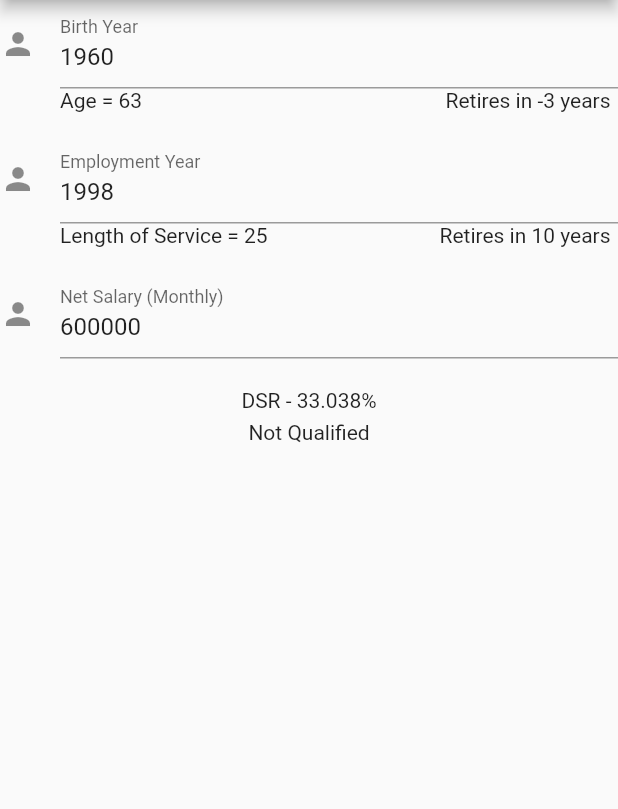
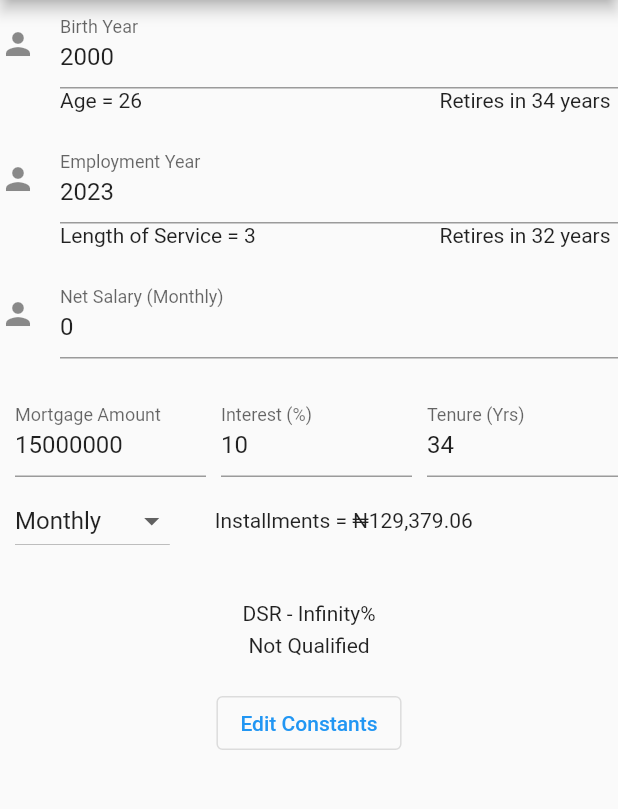
Before and after one commit to AliAkolade/DSR-Calculator, a Flutter app: the screen it shows after launch, on a phone screen of 412 x 824 dp, the part 84-893 px from its top. Run offline on Flutter 3.47's test engine with Material 2 defaults, Android fonts, the phone set to English and light mode, and no system bars; our stand-ins replace flutter_multi_formatter.

Commit message:
add constants

```diff
--- a/lib/main.dart
+++ b/lib/main.dart
@@ -1,6 +1,9 @@
 import 'dart:math';
 
 import 'package:flutter/material.dart';
+import 'package:flutter/services.dart';
+import 'package:flutter_multi_formatter/flutter_multi_formatter.dart';
+import 'package:intl/intl.dart';
 
 void main() {
   runApp(const MyApp());
@@ -11,8 +14,7 @@ class MyApp extends StatelessWidget {
 
   @override
   Widget build(BuildContext context) {
-    return const MaterialApp(
-        title: 'DSR Calculator',
+    return const MaterialApp(title: 'DSR Calculator',
         debugShowCheckedModeBanner: false,
         home: MyHomePage(title: 'DSR Calculator'));
   }
@@ -29,11 +31,8 @@ class MyHomePage extends StatefulWidget {
 class _MyHomePageState extends State<MyHomePage> {
   @override
   Widget build(BuildContext context) {
-    return Scaffold(
-        appBar: AppBar(title: Text(widget.title)),
-        body: Column(
-            mainAxisAlignment: MainAxisAlignment.start,
-            children: const <Widget>[DSRForm()]));
+    return Scaffold(appBar: AppBar(title: Text(widget.title)),
+        body: const SingleChildScrollView(child: DSRForm()));
   }
 }
 
@@ -48,15 +47,25 @@ class DSRForm extends StatefulWidget {
 
 class DSRFormState extends State<DSRForm> {
   final _formKey = GlobalKey<FormState>();
-  TextEditingController yearOfBirth = TextEditingController(text: "1960");
-  TextEditingController yearOfEmployment = TextEditingController(text: "1998");
-  TextEditingController netSalary = TextEditingController(text: "600000");
+  TextEditingController yearOfBirth = TextEditingController(text: "2000");
+  TextEditingController yearOfEmployment = TextEditingController(text: "2023");
+  TextEditingController netSalary = TextEditingController(text: "0");
+  TextEditingController mortgageAmount = TextEditingController(
+      text: "15000000");
+  TextEditingController mortgageInterest = TextEditingController(text: "10");
+  TextEditingController mortgageTenure = TextEditingController(text: "1");
+  TextEditingController maxAge = TextEditingController(text: "60");
+  TextEditingController maxService = TextEditingController(text: "35");
+  TextEditingController dsrLimit = TextEditingController(text: "30");
 
-  static const int maxAge = 60;
-  static const int maxService = 35;
-  static const int dsrLimit = 30;
-  static const int mAmount = 15000000;
-  static const int mInterest = 10;
+  static const List<String> intNames = [
+    "Monthly",
+    "Quarterly",
+    "Bi-Annually",
+    "Annually"
+  ];
+  static const List<int> intPeriods = [12, 4, 2, 1];
+
   int mPeriod = 0;
   double emi = 0.0;
   double dsr = 0.0;
@@ -64,11 +73,61 @@ class DSRFormState extends State<DSRForm> {
   int lenService = 0;
   int retireAge = 0;
   int retireService = 0;
+  int noPayments = 12;
+  String interval = "Monthly";
+  final NumberFormat usCurrency = NumberFormat('#,###.##', 'en_US');
+
+  editConstants() {
+    showDialog(context: context, builder: (BuildContext context) {
+      return SimpleDialog(title: const Text('Constants'),
+        children: <Widget>[
+          TextFormField(controller: maxAge,
+              keyboardType: TextInputType.number,
+              inputFormatters: [FilteringTextInputFormatter.digitsOnly],
+              decoration: const InputDecoration(
+                  labelText: 'Retirement Age (Yrs)'),
+              onChanged: (value) {
+                getMaxPeriod();
+              }),
+          const SizedBox(height: 10),
+          TextFormField(controller: maxService,
+              keyboardType: TextInputType.number,
+              inputFormatters: [FilteringTextInputFormatter.digitsOnly],
+              decoration: const InputDecoration(
+                  labelText: 'Retirement Length of Service (Yrs)'),
+              onChanged: (value) {
+                getMaxPeriod();
+              }),
+          const SizedBox(height: 10),
+          TextFormField(controller: dsrLimit,
+              keyboardType: TextInputType.number,
+              inputFormatters: [FilteringTextInputFormatter.digitsOnly],
+              decoration: const InputDecoration(
+                  labelText: 'Retirement Length of Service (Yrs)'),
+              onChanged: (value) {
+                calculateDSR();
+              }),
+
+          Row(children: [SimpleDialogOption(onPressed: () {
+            getMaxPeriod();
+            Navigator.pop(context);
+          }, child: const Text('Confirm'),), SimpleDialogOption(onPressed: () {
+            Navigator.pop(context);
+          }, child: const Text('Cancel'),)
+          ])
+        ],);
+    });
+  }
 
   calculateEMI() {
-    num temp = pow((1 + ((mInterest / 100) / 12)), (mPeriod * 12));
+    num temp = pow(
+        (1 + ((int.parse(mortgageInterest.text) / 100) / noPayments)),
+        (mPeriod * noPayments));
     setState(() {
-      emi = mAmount * ((((mInterest / 100) / 12) * temp) / (temp - 1));
+      emi = double.parse(
+          mortgageAmount.text.replaceAll("₦ ", "").replaceAll(",", "")) *
+          ((((int.parse(mortgageInterest.text) / 100) / noPayments) * temp) /
+              (temp - 1));
     });
     calculateDSR();
   }
@@ -76,14 +135,16 @@ class DSRFormState extends State<DSRForm> {
   getMaxPeriod() {
     setState(() {
       mPeriod = max(retireAge, retireService);
+      mortgageTenure.text = mPeriod.toString();
     });
     calculateEMI();
   }
 
   calculateDSR() {
     setState(() {
-      dsr = double.parse(
-          ((emi / double.parse(netSalary.text)) * 100).toStringAsFixed(3));
+      dsr = double.parse(((emi / (double.parse(
+          netSalary.text.replaceAll("₦ ", "").replaceAll(",", "")) *
+          (12 / noPayments))) * 100).toStringAsFixed(3));
     });
   }
 
@@ -91,32 +152,39 @@ class DSRFormState extends State<DSRForm> {
   void initState() {
     super.initState();
     setState(() {
-      age = DateTime.now().year - int.parse(yearOfBirth.text);
-      retireAge = maxAge - (DateTime.now().year - int.parse(yearOfBirth.text));
-      lenService = DateTime.now().year - int.parse(yearOfEmployment.text);
-      retireService =
-          maxService - (DateTime.now().year - int.parse(yearOfEmployment.text));
+      age = DateTime
+          .now()
+          .year - int.parse(yearOfBirth.text);
+      retireAge = int.parse(maxAge.text) - (DateTime
+          .now()
+          .year - int.parse(yearOfBirth.text));
+      lenService = DateTime
+          .now()
+          .year - int.parse(yearOfEmployment.text);
+      retireService = int.parse(maxService.text) - (DateTime
+          .now()
+          .year - int.parse(yearOfEmployment.text));
       getMaxPeriod();
     });
   }
 
   @override
   Widget build(BuildContext context) {
-    return Form(
-        key: _formKey,
-        child: Column(
-            mainAxisAlignment: MainAxisAlignment.start,
+    return Form(key: _formKey,
+        child: Column(mainAxisAlignment: MainAxisAlignment.start,
             children: <Widget>[
-              TextFormField(
-                  controller: yearOfBirth,
+              TextFormField(controller: yearOfBirth,
                   keyboardType: TextInputType.number,
                   decoration: const InputDecoration(
                       icon: Icon(Icons.person), labelText: 'Birth Year'),
                   onChanged: (value) {
                     setState(() {
-                      age = DateTime.now().year - int.parse(value);
-                      retireAge =
-                          maxAge - (DateTime.now().year - int.parse(value));
+                      age = DateTime
+                          .now()
+                          .year - int.parse(value);
+                      retireAge = int.parse(maxAge.text) - (DateTime
+                          .now()
+                          .year - int.parse(value));
                       getMaxPeriod();
                     });
                   }),
@@ -128,16 +196,18 @@ class DSRFormState extends State<DSRForm> {
                 const SizedBox(width: 5)
               ]),
               const SizedBox(height: 15),
-              TextFormField(
-                  keyboardType: TextInputType.number,
+              TextFormField(keyboardType: TextInputType.number,
                   controller: yearOfEmployment,
                   decoration: const InputDecoration(
                       icon: Icon(Icons.person), labelText: 'Employment Year'),
                   onChanged: (value) {
                     setState(() {
-                      lenService = DateTime.now().year - int.parse(value);
-                      retireService =
-                          maxService - (DateTime.now().year - int.parse(value));
+                      lenService = DateTime
+                          .now()
+                          .year - int.parse(value);
+                      retireService = int.parse(maxService.text) - (DateTime
+                          .now()
+                          .year - int.parse(value));
                       getMaxPeriod();
                     });
                   }),
@@ -149,22 +219,82 @@ class DSRFormState extends State<DSRForm> {
                 const SizedBox(width: 5)
               ]),
               const SizedBox(height: 15),
-              TextFormField(
-                  keyboardType: TextInputType.number,
+              TextFormField(keyboardType: TextInputType.number,
                   controller: netSalary,
-                  decoration: const InputDecoration(
-                      icon: Icon(Icons.person),
+                  inputFormatters: [
+                    CurrencyInputFormatter(leadingSymbol: "₦",
+                        useSymbolPadding: true,
+                        mantissaLength: 1)
+                  ],
+                  decoration: const InputDecoration(icon: Icon(Icons.person),
                       labelText: 'Net Salary (Monthly)'),
                   onChanged: (text) {
                     calculateDSR();
                   }),
               const SizedBox(height: 20),
+              Row(children: [
+                const SizedBox(width: 10),
+                Expanded(child: TextFormField(controller: mortgageAmount,
+                    keyboardType: TextInputType.number,
+                    inputFormatters: [
+                      CurrencyInputFormatter(leadingSymbol: "₦",
+                          useSymbolPadding: true,
+                          mantissaLength: 1)
+                    ],
+                    decoration: const InputDecoration(
+                        labelText: 'Mortgage Amount'),
+                    onChanged: (value) {
+                      calculateEMI();
+                    })),
+                const SizedBox(width: 10),
+                Expanded(child: TextFormField(controller: mortgageInterest,
+                    keyboardType: TextInputType.number,
+                    decoration: const InputDecoration(
+                        labelText: 'Interest (%)'),
+                    onChanged: (value) {
+                      calculateEMI();
+                    })),
+                const SizedBox(width: 10),
+                Expanded(child: TextFormField(controller: mortgageTenure,
+                    keyboardType: TextInputType.number,
+                    decoration: const InputDecoration(
+                        labelText: 'Tenure (Yrs)'),
+                    onChanged: (value) {
+                      setState(() {
+                        mPeriod = int.parse(value);
+                      });
+                      calculateEMI();
+                    }))
+              ]),
+              const SizedBox(height: 5),
+              Row(children: [
+                const SizedBox(width: 10),
+                DropdownButton(value: interval,
+                    items: intNames.map<DropdownMenuItem<String>>((
+                        String value) {
+                      return DropdownMenuItem<String>(
+                          value: value, child: Text(value));
+                    }).toList(),
+                    onChanged: (String? value) {
+                      setState(() {
+                        interval = value!;
+                        noPayments =
+                            intPeriods.elementAt(intNames.indexOf(value));
+                      });
+                      calculateEMI();
+                    }),
+                const SizedBox(width: 30),
+                Text("Installments = ₦${usCurrency.format(emi)}")
+              ]),
+              const SizedBox(height: 30),
               Text("DSR - $dsr%"),
               const SizedBox(height: 5),
-              (dsr <= dsrLimit)
-                  ? const Text("Qualified")
-                  : const Text("Not Qualified"),
+              (dsr <= int.parse(dsrLimit.text)) ? const Text("Qualified") : const Text(
+                  "Not Qualified"),
               const SizedBox(height: 20),
+              OutlinedButton(onPressed: () {
+                editConstants();
+              }, child: const Text("Edit Constants"))
             ]));
   }
 }
--- a/pubspec.yaml
+++ b/pubspec.yaml
@@ -36,6 +36,8 @@ dependencies:
   # The following adds the Cupertino Icons font to your application.
   # Use with the CupertinoIcons class for iOS style icons.
   cupertino_icons: ^1.0.2
+  intl: ^0.18.0
+  flutter_multi_formatter: ^2.10.2
 
 dev_dependencies:
   flutter_test:
```
